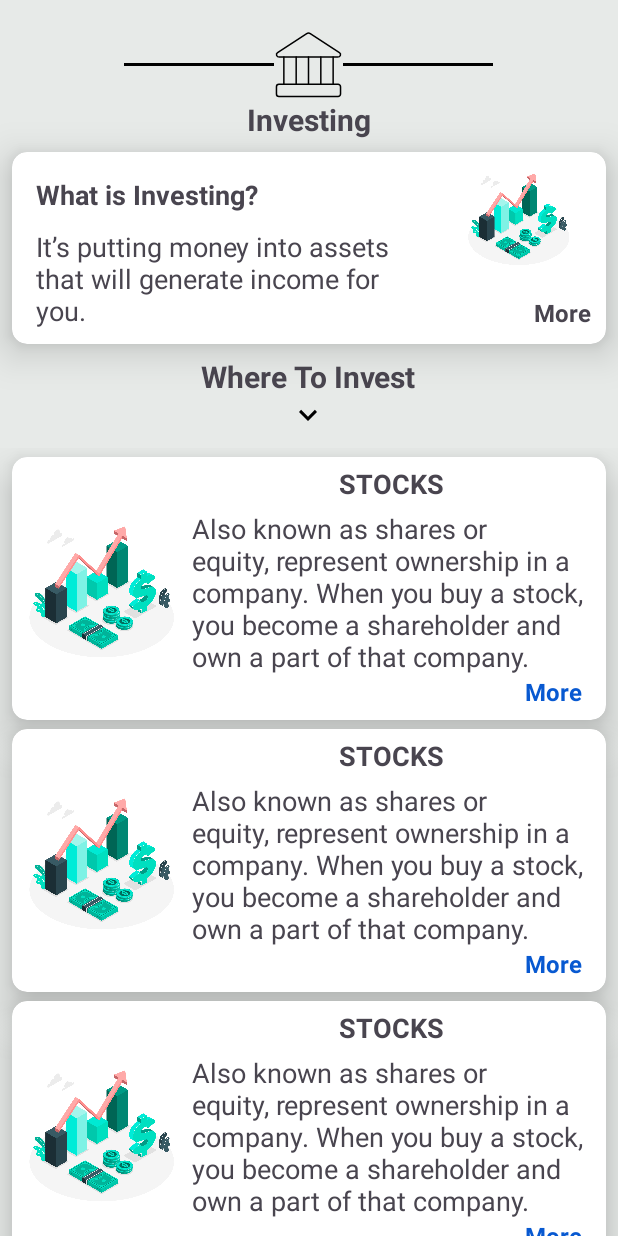
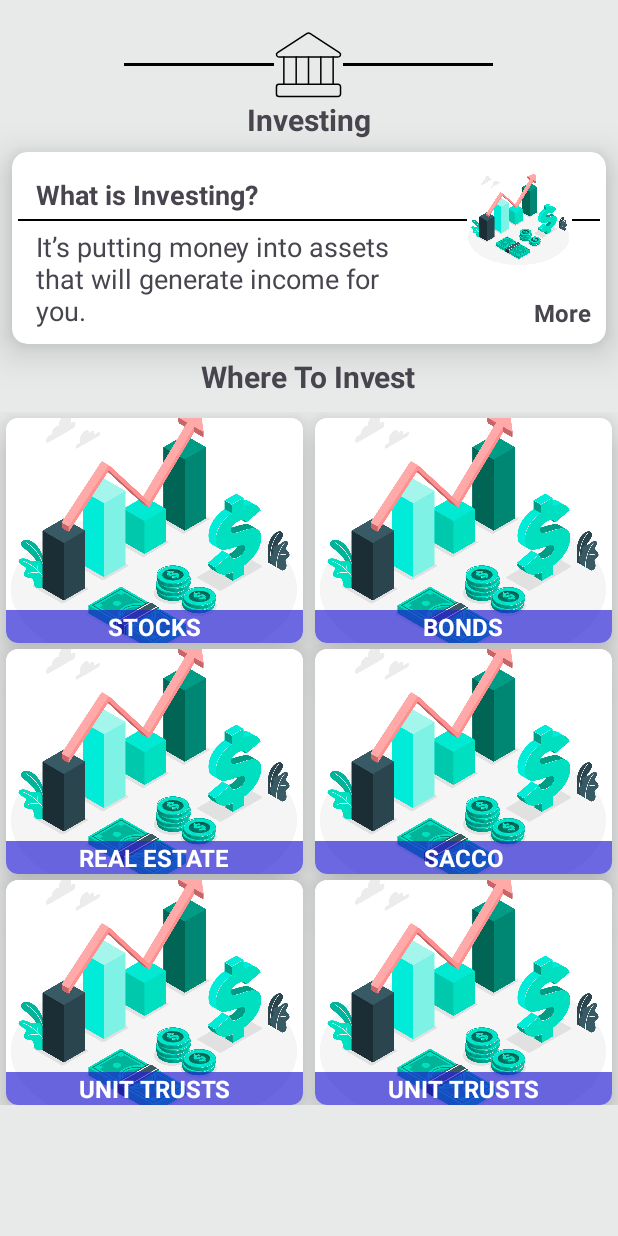
Before and after one commit to samueljuma/Financial-Literacy-101, an Android app: the InvestingFragment screen opened through its navigation route, on a phone screen of 412 x 824 dp. Run offline under Robolectric (Android 15) with nearby library versions, the phone set to English and light mode, and no system bars; our stand-ins replace data binding.

Commit message:
ui polish

```diff
--- a/app/src/main/java/com/sjcreatives/financialliteracy101/ui/investing/InvestingFragment.kt
+++ b/app/src/main/java/com/sjcreatives/financialliteracy101/ui/investing/InvestingFragment.kt
@@ -5,6 +5,7 @@ import androidx.fragment.app.Fragment
 import android.view.LayoutInflater
 import android.view.View
 import android.view.ViewGroup
+import androidx.recyclerview.widget.GridLayoutManager
 import androidx.recyclerview.widget.LinearLayoutManager
 import com.sjcreatives.financialliteracy101.R
 import com.sjcreatives.financialliteracy101.data.models.InvestItem
@@ -24,17 +25,18 @@ class InvestingFragment : Fragment() {
         binding = FragmentInvestingBinding.inflate(layoutInflater, container, false)
 
         val listOfInvestItems = listOf(
-            InvestItem(0,"Stock",getString(R.string.stocks_desc),R.drawable.what),
-            InvestItem(1,"Bonds",getString(R.string.stocks_desc),R.drawable.what),
-            InvestItem(2,"Real Estate",getString(R.string.stocks_desc),R.drawable.what),
-            InvestItem(3,"Sacco",getString(R.string.stocks_desc),R.drawable.what),
-            InvestItem(4,"Unit Trusts",getString(R.string.stocks_desc),R.drawable.what),
+            InvestItem(0,"Stocks",getString(R.string.stocks_desc),R.drawable.stocks),
+            InvestItem(1,"Bonds",getString(R.string.stocks_desc),R.drawable.stocks),
+            InvestItem(2,"Real Estate",getString(R.string.stocks_desc),R.drawable.stocks),
+            InvestItem(3,"Sacco",getString(R.string.stocks_desc),R.drawable.stocks),
+            InvestItem(4,"Unit Trusts",getString(R.string.stocks_desc),R.drawable.stocks),
+            InvestItem(5,"Unit Trusts",getString(R.string.stocks_desc),R.drawable.stocks)
             )
 
         adapter = InvestItemAdapter()
 
         binding.recyclerView.adapter = adapter
-        binding.recyclerView.layoutManager = LinearLayoutManager(context)
+        binding.recyclerView.layoutManager = GridLayoutManager(context,2)
 
         adapter.submitList(listOfInvestItems)
         return binding.root
--- a/app/src/main/res/layout/fragment_investing.xml
+++ b/app/src/main/res/layout/fragment_investing.xml
@@ -8,7 +8,6 @@
         android:layout_height="match_parent"
         android:background="@color/default_bg"
         android:orientation="vertical"
-        android:paddingBottom="16dp"
         tools:context=".ui.investing.InvestingFragment">
 
         <LinearLayout
@@ -80,6 +79,15 @@
                     app:layout_constraintStart_toStartOf="parent"
                     app:layout_constraintTop_toTopOf="parent" />
 
+                <View
+                    android:layout_margin="4dp"
+                    android:layout_width="match_parent"
+                    android:layout_height="1dp"
+                    android:background="@color/black"
+                    app:layout_constraintEnd_toStartOf="@+id/imageView3"
+                    app:layout_constraintStart_toStartOf="parent"
+                    app:layout_constraintTop_toBottomOf="@+id/textView5" />
+
                 <TextView
                     android:id="@+id/textView9"
                     android:layout_width="0dp"
@@ -104,7 +112,7 @@
                     android:layout_marginTop="8dp"
                     android:layout_marginEnd="8dp"
                     android:scaleType="fitCenter"
-                    android:src="@drawable/what"
+                    android:src="@drawable/stocks"
                     app:layout_constraintEnd_toEndOf="parent"
                     app:layout_constraintTop_toTopOf="parent" />
             </androidx.constraintlayout.widget.ConstraintLayout>
@@ -117,8 +125,7 @@
             android:layout_gravity="center"
             android:text="Where To Invest"
             android:textSize="20sp"
-            android:textStyle="bold"
-            app:drawableBottomCompat="@drawable/chevron_down" />
+            android:textStyle="bold" />
 
         <androidx.recyclerview.widget.RecyclerView
             android:id="@+id/recyclerView"
--- a/app/src/main/res/layout/fragment_saving.xml
+++ b/app/src/main/res/layout/fragment_saving.xml
@@ -92,7 +92,8 @@
                 android:id="@+id/indicator"
                 app:dotsColor="@color/white"
                 app:dotsSize="6dp"
-                app:progressMode="true" />
+                app:progressMode="true"
+                app:selectedDotColor="@color/black"/>
         </LinearLayout>
 
         <com.google.android.material.bottomnavigation.BottomNavigationView
--- a/app/src/main/res/layout/investing_item_card.xml
+++ b/app/src/main/res/layout/investing_item_card.xml
@@ -11,75 +11,50 @@
     <androidx.cardview.widget.CardView
         android:layout_width="match_parent"
         android:layout_height="wrap_content"
-        android:layout_marginStart="8dp"
-        android:layout_marginEnd="8dp"
-        android:layout_marginTop="6dp"
-        app:cardCornerRadius="10dp"
+        android:layout_marginStart="4dp"
+        android:layout_marginEnd="4dp"
+        android:layout_marginTop="4dp"
+        app:cardCornerRadius="8dp"
         app:cardElevation="16dp">
 
         <androidx.constraintlayout.widget.ConstraintLayout
             android:layout_width="match_parent"
-            android:layout_height="match_parent">
-
+            android:layout_height="150dp"
+            android:orientation="vertical">
 
             <ImageView
-                android:id="@+id/imageView4"
-                android:layout_width="100dp"
-                android:layout_height="100dp"
-                android:layout_marginStart="10dp"
-                android:scaleType="fitCenter"
-                android:src="@drawable/what"
+                android:id="@+id/imageView2"
+                android:layout_width="match_parent"
+                android:layout_height="wrap_content"
+                android:contentDescription="TODO"
+                android:scaleType="centerCrop"
+                tools:src="@drawable/stocks"
+                android:src="@{investItem.image}"
                 app:layout_constraintBottom_toBottomOf="parent"
+                app:layout_constraintEnd_toEndOf="parent"
                 app:layout_constraintStart_toStartOf="parent"
                 app:layout_constraintTop_toTopOf="parent" />
 
             <TextView
-                android:id="@+id/textView6"
-                android:layout_width="0dp"
+                android:layout_width="match_parent"
                 android:layout_height="wrap_content"
-                android:layout_marginStart="10dp"
-                android:layout_marginEnd="10dp"
-                android:padding="6dp"
-                android:textSize="18sp"
-                android:text="@string/stocks_desc"
+                android:layout_marginTop="8dp"
+                android:gravity="center"
+                android:padding="10dp"
+                android:text="@{investItem.title}"
+                tools:text="@string/stocks_title"
+                android:textAllCaps="true"
+                android:background="#AA211DD4"
+                android:textColor="@color/white"
+                android:textSize="16sp"
+                android:textStyle="bold"
                 app:layout_constraintBottom_toBottomOf="parent"
                 app:layout_constraintEnd_toEndOf="parent"
                 app:layout_constraintHorizontal_bias="0.0"
-                app:layout_constraintStart_toEndOf="@+id/imageView4"
-                app:layout_constraintTop_toBottomOf="@+id/textView7"
-                app:layout_constraintVertical_bias="0.148" />
+                app:layout_constraintStart_toStartOf="parent"
+                app:layout_constraintVertical_bias="0.0" />
+        </androidx.constraintlayout.widget.ConstraintLayout>
 
-            <TextView
-                android:id="@+id/textView7"
-                android:layout_width="wrap_content"
-                android:layout_height="wrap_content"
-                android:layout_marginTop="5dp"
-                android:text="Stocks"
-                android:textAllCaps="true"
-                android:textSize="18sp"
-                android:textStyle="bold"
-                app:layout_constraintEnd_toEndOf="parent"
-                app:layout_constraintStart_toEndOf="@+id/imageView4"
-                app:layout_constraintTop_toTopOf="parent" />
-
-            <TextView
-                android:id="@+id/textView8"
-                android:layout_width="wrap_content"
-                android:layout_height="wrap_content"
-                android:layout_marginEnd="16dp"
-                android:layout_marginBottom="8dp"
-                android:padding="4dp"
-                android:textSize="16sp"
-                android:text="More"
-                android:textColor="#0859D1"
-                android:textStyle="bold"
-                app:layout_constraintBottom_toBottomOf="parent"
-                app:layout_constraintEnd_toEndOf="parent"
-                app:layout_constraintHorizontal_bias="1.0"
-                app:layout_constraintStart_toStartOf="@+id/textView6"
-                app:layout_constraintTop_toBottomOf="@+id/textView6"
-                app:layout_constraintVertical_bias="1.0" />
-        </androidx.constraintlayout.widget.ConstraintLayout>
 
     </androidx.cardview.widget.CardView>
 </layout>
--- a/app/src/main/res/values/strings.xml
+++ b/app/src/main/res/values/strings.xml
@@ -9,7 +9,8 @@
         one\'s income for future use, typically for emergencies,
         purchases, or investment</string>
     <string name="saving_title1">What is Saving?</string>
+    <string name="stocks_title">Stocks</string>
     <string name="title_home">Home</string>
-    <string name="stocks_desc">Also known as shares or equity, represent ownership in a company. When you buy a stock, you become a shareholder and own a part of that company. </string>
+    <string name="stocks_desc">Also known as shares or equity and represent ownership in a company. </string>
     <string name="invest_desc">It’s putting money into assets that will generate income for you.</string>
 </resources>
```
Also changed, not shown: app/src/main/res/drawable/stocks.jpg (renamed from app/src/main/res/drawable/what.jpg).
